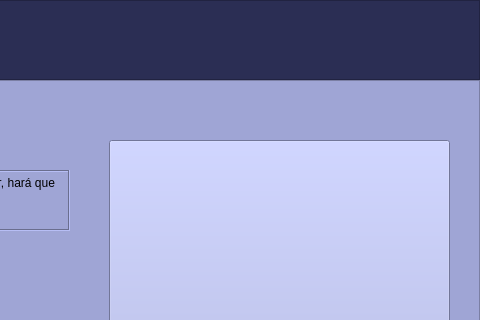
Before: the Qt Designer form GUI/IBomberman.ui in Rainherz/Hand-Play, drawn with Qt 5; both pictures show x 731 to 1211 and y 0 to 320 of the 1211 by 717 pixel window.
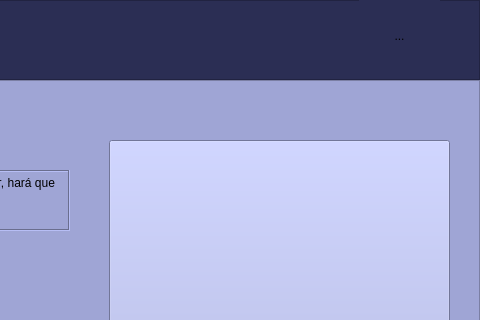
After: the same form once the commit is applied. Icons and pictures are not drawn.

```diff
--- a/GUI/IBomberman.ui
+++ b/GUI/IBomberman.ui
@@ -91,6 +91,44 @@
       <bool>true</bool>
      </property>
     </widget>
+    <widget class="QToolButton" name="returned">
+     <property name="enabled">
+      <bool>true</bool>
+     </property>
+     <property name="geometry">
+      <rect>
+       <x>1090</x>
+       <y>0</y>
+       <width>81</width>
+       <height>71</height>
+      </rect>
+     </property>
+     <property name="font">
+      <font>
+       <stylestrategy>PreferDefault</stylestrategy>
+       <kerning>true</kerning>
+      </font>
+     </property>
+     <property name="layoutDirection">
+      <enum>Qt::LeftToRight</enum>
+     </property>
+     <property name="text">
+      <string>...</string>
+     </property>
+     <property name="icon">
+      <iconset>
+       <normaloff>../img/flecha.png</normaloff>../img/flecha.png</iconset>
+     </property>
+     <property name="iconSize">
+      <size>
+       <width>160</width>
+       <height>160</height>
+      </size>
+     </property>
+     <property name="autoRaise">
+      <bool>true</bool>
+     </property>
+    </widget>
    </widget>
    <widget class="QFrame" name="Videojuegos">
     <property name="geometry">
```
